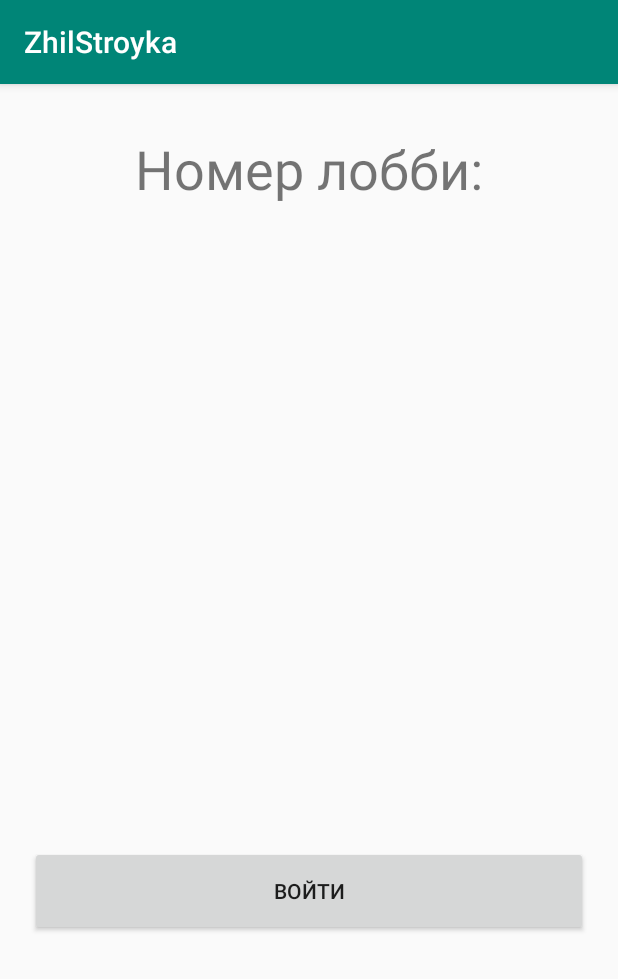
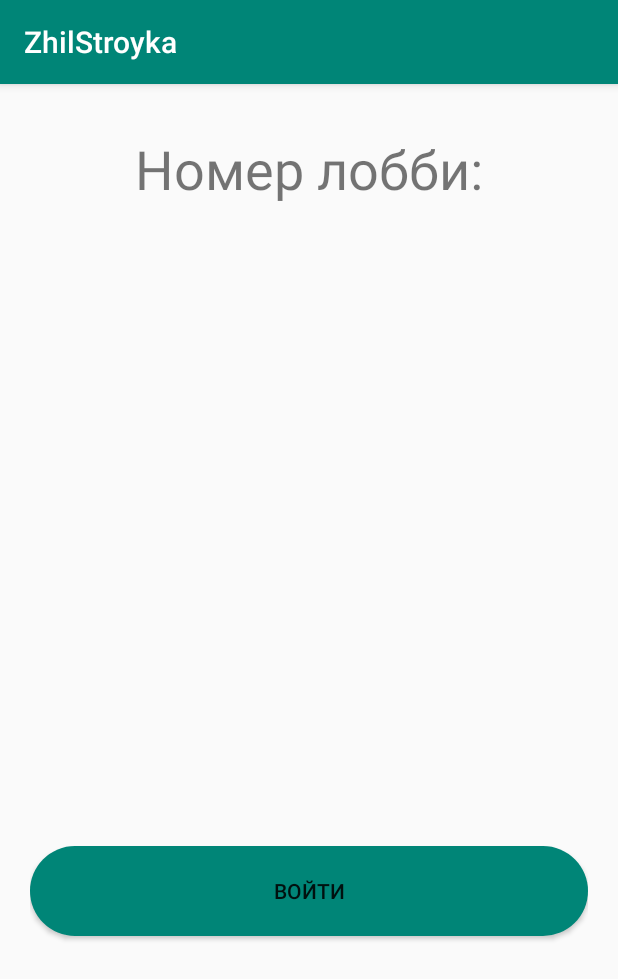
Before and after one commit to PetrGitHub1/ZhilStroyka, an Android app: the lobby_join screen opened directly, with no data from a screen before it, on a phone screen of 412 x 824 dp. Shown: the top 979 px of the screen. Run offline under Robolectric (Android 15) with nearby library versions, the phone set to English and light mode, and no system bars.

Commit message:
Add edit

```diff
--- /dev/null
+++ b/app/src/main/res/drawable/bg_btn.xml
@@ -0,0 +1,5 @@
+<?xml version="1.0" encoding="utf-8"?>
+<shape xmlns:android="http://schemas.android.com/apk/res/android">
+    <corners android:radius="50dp"></corners>
+    <solid android:color="@color/colorPrimary"></solid>
+</shape>
--- a/app/src/main/res/layout/activity_lobby_join.xml
+++ b/app/src/main/res/layout/activity_lobby_join.xml
@@ -37,12 +37,12 @@
         android:layout_width="match_parent"
         android:layout_height="60dp"
         android:layout_marginTop="508dp"
+        android:background="@drawable/bg_btn"
+        android:onClick="onClick"
         android:text="Войти"
         app:layout_constraintEnd_toEndOf="parent"
         app:layout_constraintStart_toStartOf="parent"
-        app:layout_constraintTop_toTopOf="parent"
-        android:onClick="onClick"
-        />
+        app:layout_constraintTop_toTopOf="parent" />
 
 
 
```
